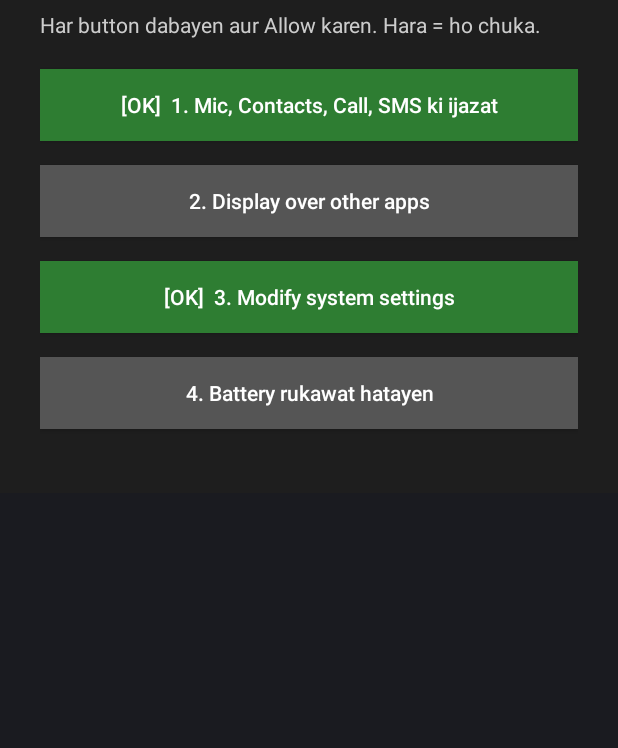
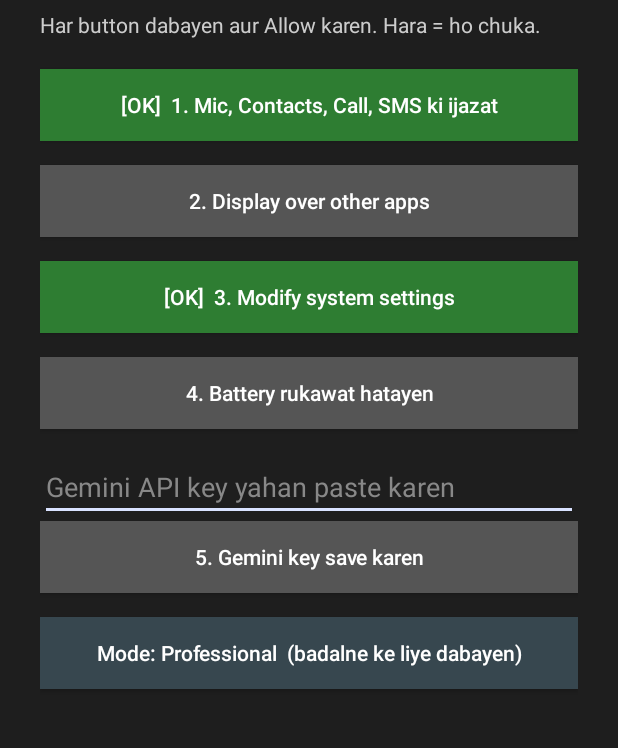
Before and after one commit to decentnomi/my-ai-assistant, an Android app: the SetupActivity screen opened directly, with no data from a screen before it, on a phone screen of 412 x 824 dp, the part 109-857 px from its top. Run offline under Robolectric (Android 15) with nearby library versions, the phone set to English and light mode, and no system bars.

Commit message:
Stage 3 Gemini, SMS with confirm, Setup screen, fixes

```diff
--- a/app/src/main/java/com/decentnomi/assistant/SetupActivity.kt
+++ b/app/src/main/java/com/decentnomi/assistant/SetupActivity.kt
@@ -13,6 +13,7 @@ import android.os.PowerManager
 import android.provider.Settings
 import android.view.Gravity
 import android.widget.Button
+import android.widget.EditText
 import android.widget.LinearLayout
 import android.widget.ScrollView
 import android.widget.TextView
@@ -20,6 +21,9 @@ import android.widget.TextView
 class SetupActivity : Activity() {
 
     private val rows = ArrayList<Triple<Button, String, () -> Boolean>>()
+    private var modeBtn: Button? = null
+
+    private fun prefs() = getSharedPreferences("decent", Context.MODE_PRIVATE)
 
     private fun perms(): List<String> {
         val l = arrayListOf(
@@ -82,6 +86,39 @@ class SetupActivity : Activity() {
             }
         }
 
+        val et = EditText(this)
+        et.hint = "Gemini API key yahan paste karen"
+        et.setTextColor(Color.WHITE)
+        et.setHintTextColor(Color.GRAY)
+        et.setSingleLine(true)
+        root.addView(et)
+
+        add(root, "5. Gemini key save karen", { (prefs().getString("gkey", "") ?: "").isNotBlank() }) {
+            val k = et.text.toString().trim()
+            if (k.isNotEmpty()) {
+                prefs().edit().putString("gkey", k).apply()
+                et.setText("")
+            }
+            refresh()
+        }
+
+        val mb = Button(this)
+        mb.setTextColor(Color.WHITE)
+        mb.isAllCaps = false
+        mb.setBackgroundColor(Color.parseColor("#37474F"))
+        mb.setOnClickListener {
+            val gf = (prefs().getString("mode", "pro") ?: "pro") == "gf"
+            prefs().edit().putString("mode", if (gf) "pro" else "gf").apply()
+            refresh()
+        }
+        val lp = LinearLayout.LayoutParams(
+            LinearLayout.LayoutParams.MATCH_PARENT,
+            LinearLayout.LayoutParams.WRAP_CONTENT
+        )
+        lp.setMargins(0, 0, 0, 24)
+        root.addView(mb, lp)
+        modeBtn = mb
+
         val sv = ScrollView(this)
         sv.addView(root)
         setContentView(sv)
@@ -113,6 +150,8 @@ class SetupActivity : Activity() {
             r.first.text = if (good) "[OK]  " + r.second else r.second
             r.first.setBackgroundColor(Color.parseColor(if (good) "#2E7D32" else "#555555"))
         }
+        val gf = (prefs().getString("mode", "pro") ?: "pro") == "gf"
+        modeBtn?.text = "Mode: " + (if (gf) "Girlfriend" else "Professional") + "  (badalne ke liye dabayen)"
     }
 
     override fun onResume() {
--- a/app/src/main/java/com/decentnomi/assistant/WakeService.kt
+++ b/app/src/main/java/com/decentnomi/assistant/WakeService.kt
@@ -199,7 +199,7 @@ class WakeService : Service() {
         Bus.wakes++
         Bus.add("HUKM: " + said)
         Bus.changed()
-        val rep = Commands.run(this, Roman.of(said)) ?: "Samajh nahi aaya"; Bus.add("JAWAB: " + rep); Bus.changed(); speakBack(rep)
+        val rep = Commands.run(this, Roman.of(said)); if (rep != null) { Bus.add("JAWAB: " + rep); Bus.changed(); speakBack(rep) } else { Bus.add("Gemini se pooch raha"); Bus.changed(); Thread { val r = Gem.ask(this, said); h.post { if (alive) { Bus.add("JAWAB: " + r); Bus.changed(); speakBack(r) } } }.start() }
     }
 
     private fun speakBack(s: String) {
```
Also changed, not shown: app/src/main/java/com/decentnomi/assistant/Commands.kt (+85 -1 lines), app/src/main/java/com/decentnomi/assistant/Gem.kt (added, +96 -0 lines).
